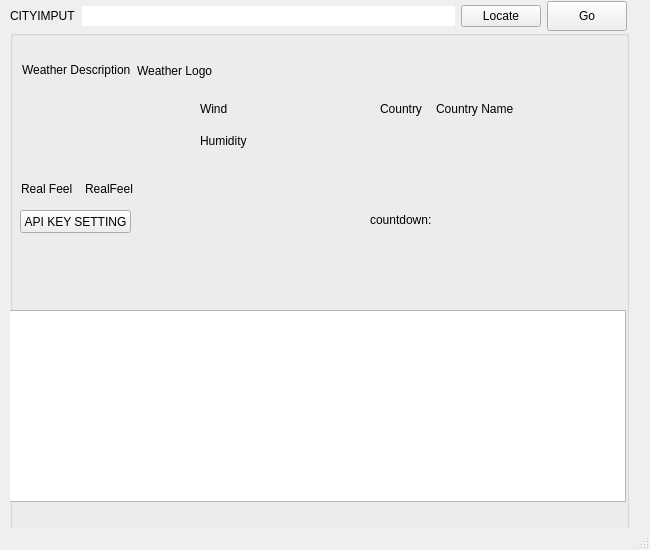
survive55/qt-weatherforcase-newbie, file mainwindow.ui: the form before one commit.
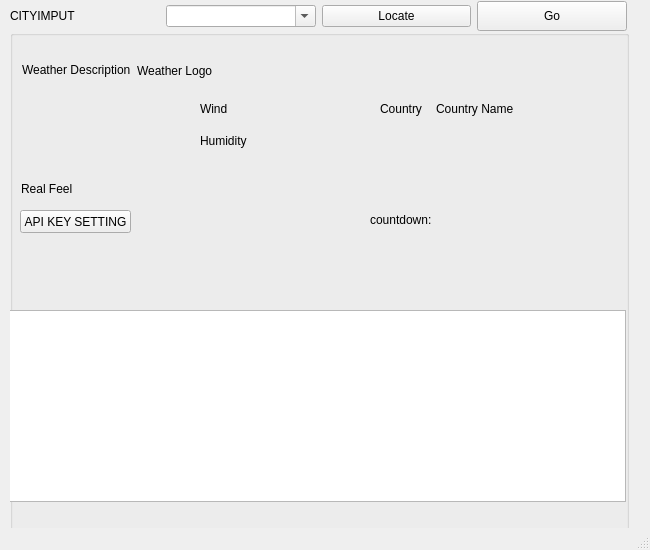
The form after the commit.

Diff of the .ui file:
```diff
--- a/mainwindow.ui
+++ b/mainwindow.ui
@@ -195,7 +195,7 @@
          <item>
           <widget class="QLabel" name="lblFeelsLike">
            <property name="text">
-            <string>RealFeel</string>
+            <string/>
            </property>
           </widget>
          </item>
@@ -333,13 +333,10 @@
       </widget>
      </item>
      <item>
-      <widget class="QLineEdit" name="txtCityName">
-       <property name="enabled">
+      <widget class="QComboBox" name="cmbCityName">
+       <property name="editable">
         <bool>true</bool>
        </property>
-       <property name="frame">
-        <bool>false</bool>
-       </property>
       </widget>
      </item>
      <item>
```
